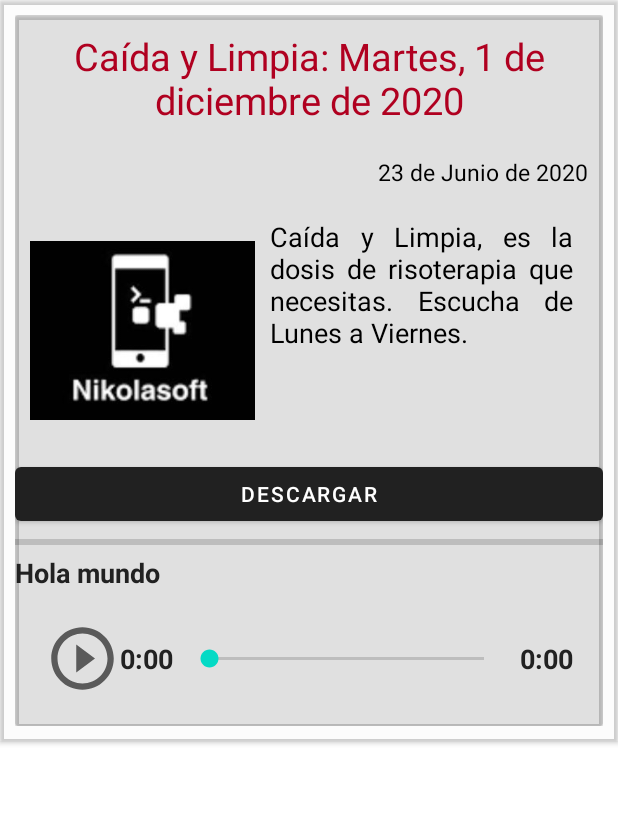
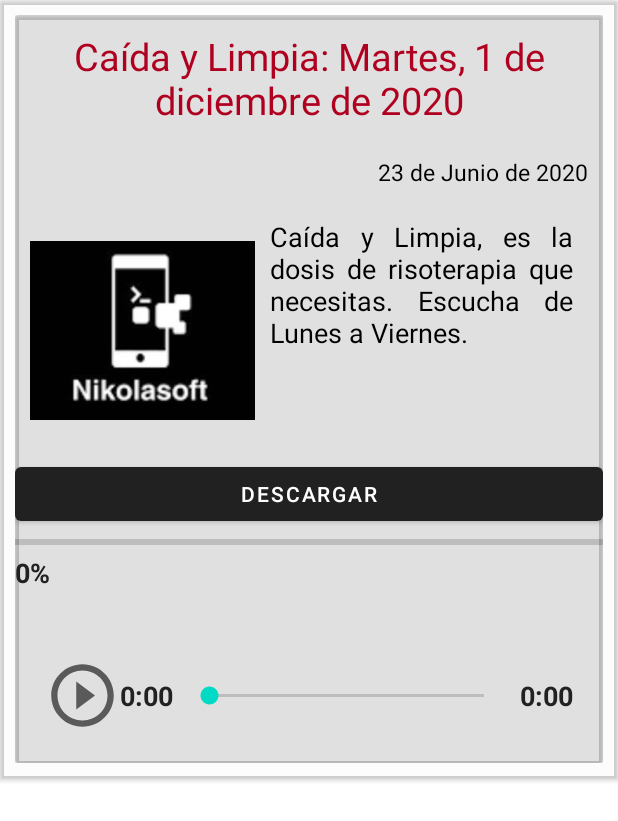
Before and after one commit to diegodu/app-radio, an Android app: the layout item_noticia.xml on its own in the app's theme, with its tools: preview values and no code run, on a phone screen of 412 x 824 dp. Shown: the top 821 px of the screen. Run offline under Robolectric (Android 15) with nearby library versions, the phone set to English and light mode, and no system bars.

Commit message:
Ocultar url

```diff
--- a/app/src/main/res/layout/item_noticia.xml
+++ b/app/src/main/res/layout/item_noticia.xml
@@ -100,11 +100,25 @@
                     android:layout_width="wrap_content"
                     android:layout_height="wrap_content"
                     android:layout_gravity="center_vertical"
+                    android:text="0%"
+                    android:textColor="#212121"
+                    android:textSize="18sp"
+                    android:textStyle="bold"
+                    />
+                <TextView
+                    android:id="@+id/textUrlc"
+                    android:layout_width="wrap_content"
+                    android:layout_height="wrap_content"
+                    android:layout_gravity="center_vertical"
                     android:text="Hola mundo"
                     android:textColor="#212121"
                     android:textSize="18sp"
                     android:textStyle="bold"
+                    android:visibility="invisible"
                     />
+                    <!--android:visibility="invisible"-->
+
+
 
 
 
```
Also changed, not shown: app/src/main/java/com/example/lectorrss/AdapterNoticia.java (+7 -6 lines).
